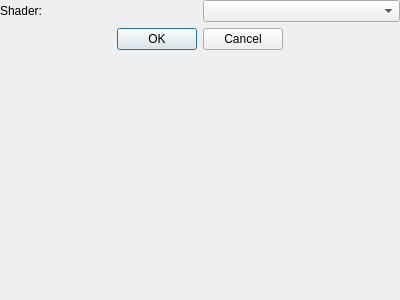
This is plugins/asset_library/libs/Python/asset_library/tools/material_property_editor/TMaterialPropertyEditor.ui in BhMbOb/ToolsLibrary as Qt 5 draws it before an edit. The edited form follows.
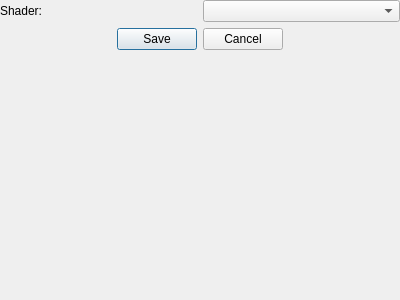
This is the edited form.

```diff
--- a/plugins/asset_library/libs/Python/asset_library/tools/material_property_editor/TMaterialPropertyEditor.ui
+++ b/plugins/asset_library/libs/Python/asset_library/tools/material_property_editor/TMaterialPropertyEditor.ui
@@ -63,7 +63,7 @@
           <enum>Qt::LeftToRight</enum>
          </property>
          <property name="standardButtons">
-          <set>QDialogButtonBox::Cancel|QDialogButtonBox::Ok</set>
+          <set>QDialogButtonBox::Cancel|QDialogButtonBox::Save</set>
          </property>
         </widget>
        </item>
```
Left out of the diff: 11 changed lines with no effect on the pictures.
